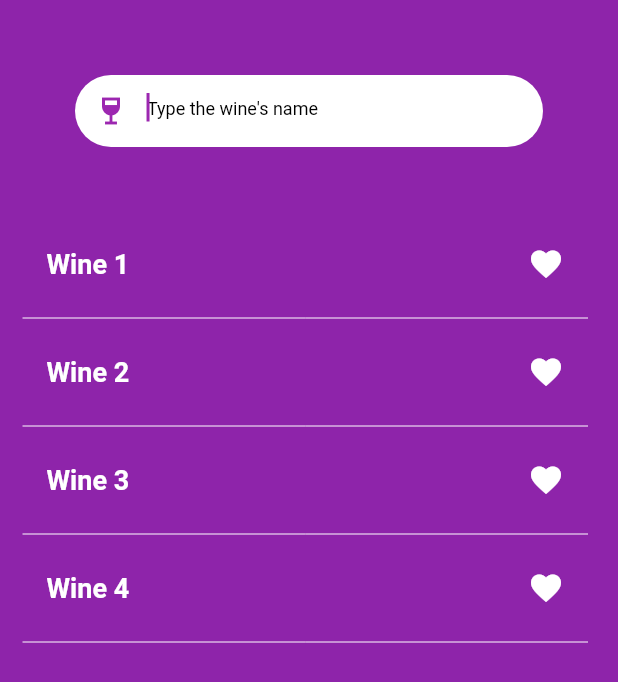
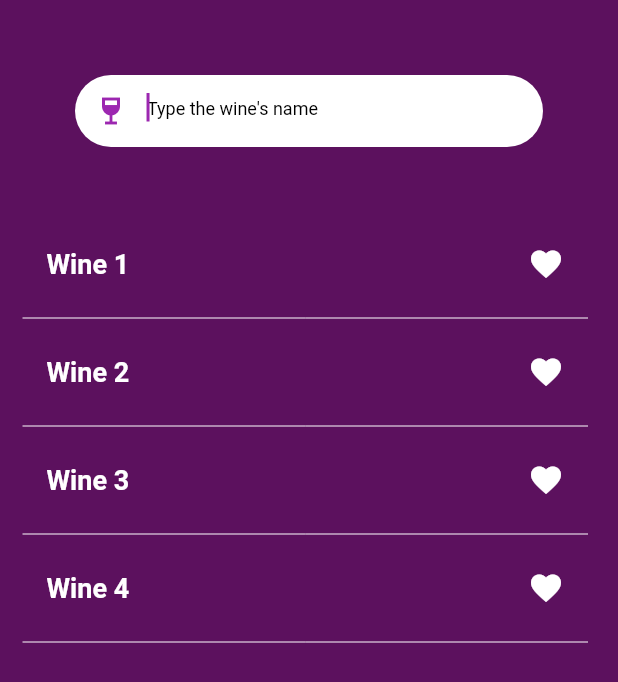
Before and after one commit to sergioluisfilho/Projeto3, a Flutter app: the WishList screen opened directly, on a phone screen of 412 x 824 dp. Shown: the top 682 px of the screen. Run offline on Flutter 3.47's test engine with Material 2 defaults, Android fonts, the light colour scheme and no system bars; our stand-ins replace cloud_firestore, firebase_auth, font_awesome_flutter, google_sign_in; accounts and stored records are empty.

Commit message:
Padronização de cor entre telas

```diff
--- a/lib/views/WishList.dart
+++ b/lib/views/WishList.dart
@@ -18,7 +18,7 @@ class _WishListState extends State<WishList> {
   Widget build(BuildContext context) {
     if (winesTest.length == 0) {
       return Scaffold(
-        backgroundColor: Colors.purple[600],
+        backgroundColor: Color(0xFF5C115E),
         body: Center(
           child: Column(
             mainAxisAlignment: MainAxisAlignment.center,
@@ -54,7 +54,7 @@ class _WishListState extends State<WishList> {
     }
 
     return Scaffold(
-      backgroundColor: Colors.purple[600],
+      backgroundColor: Color(0xFF5C115E),
       body: Column(
         children: <Widget>[
           Container(
```
